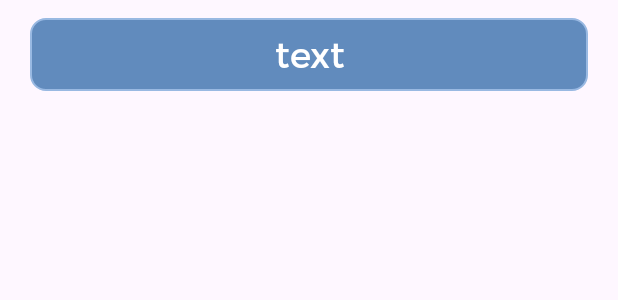
After one commit to tobtor/VoltVortex, an Android app: the layout activity_listview_layout.xml on its own in the app's theme, with its tools: preview values and no code run, on a phone screen of 412 x 824 dp. The commit adds this screen. Shown: the top 300 px of the screen. Run offline under Robolectric (Android 15) with nearby library versions, the phone set to English and light mode, and no system bars.

Commit message:
Add ListviewLayout

```diff
--- a/app/src/main/java/com/example/voltvortex/MainActivity.java
+++ b/app/src/main/java/com/example/voltvortex/MainActivity.java
@@ -29,8 +29,8 @@ public class MainActivity extends AppCompatActivity {
         MyDatabaseHelper myDatabaseHelper = new MyDatabaseHelper(MainActivity.this);
         List<String> allInMemoryProjects = myDatabaseHelper.viewProjectList();
 
-        ArrayAdapter projectArrayAdapter = new ArrayAdapter<String>
-                (MainActivity.this, android.R.layout.simple_list_item_1, allInMemoryProjects);
+        ArrayAdapter<String> projectArrayAdapter = new ArrayAdapter<String>
+                (MainActivity.this, R.layout.activity_listview_layout, R.id.ListviewText, allInMemoryProjects);
 
         listOfProjects.setAdapter(projectArrayAdapter);
 
--- /dev/null
+++ b/app/src/main/res/layout/activity_listview_layout.xml
@@ -0,0 +1,35 @@
+<?xml version="1.0" encoding="utf-8"?>
+<LinearLayout
+    xmlns:android="http://schemas.android.com/apk/res/android"
+    xmlns:tools="http://schemas.android.com/tools"
+    xmlns:app="http://schemas.android.com/apk/res-auto"
+    android:layout_width="match_parent"
+    android:layout_height="match_parent"
+    android:orientation="vertical"
+
+    tools:context=".ListviewLayout">
+
+  <FrameLayout
+          android:layout_width="match_parent"
+          android:layout_height="wrap_content"
+          android:background="@drawable/radius"
+          android:layout_marginTop="12dp"
+          android:layout_marginRight="20dp"
+          android:layout_marginLeft="20dp">
+  <TextView
+          android:layout_width="match_parent"
+          android:layout_height="wrap_content"
+          android:text="text"
+          android:textColor="@color/white"
+          android:id="@+id/ListviewText"
+          android:textSize="24sp"
+          android:layout_marginTop="8dp"
+          android:layout_marginBottom="8dp"
+          android:layout_marginRight="20dp"
+          android:layout_marginLeft="20dp"
+          android:layout_gravity="center"
+          android:gravity="center"/>
+  </FrameLayout>
+
+
+  </LinearLayout>
--- a/app/src/main/res/layout/activity_main.xml
+++ b/app/src/main/res/layout/activity_main.xml
@@ -14,7 +14,7 @@
             android:layout_height="wrap_content"
             android:id="@+id/addProjectButton"
             android:backgroundTint="@color/buttonNormalColor"
-            android:textSize="20sp"
+            android:textSize="28sp"
             app:layout_constraintEnd_toEndOf="parent"
             app:layout_constraintStart_toStartOf="parent"
             app:layout_constraintBottom_toBottomOf="parent"
--- a/build.gradle.kts
+++ b/build.gradle.kts
@@ -1,4 +1,5 @@
 // Top-level build file where you can add configuration options common to all sub-projects/modules.
 plugins {
     id("com.android.application") version "8.2.0" apply false
+    id("org.jetbrains.kotlin.android") version "1.9.0" apply false
 }
```
Also changed, not shown: app/build.gradle.kts (+29 -0 lines), app/src/main/AndroidManifest.xml (+8 -8 lines), app/src/main/java/com/example/voltvortex/ListviewLayout.java (added, +13 -0 lines).
